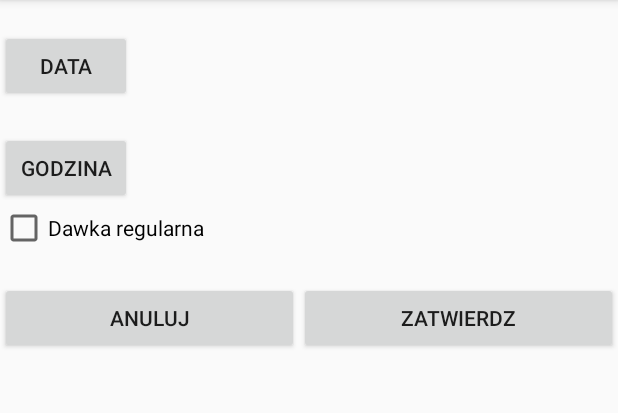
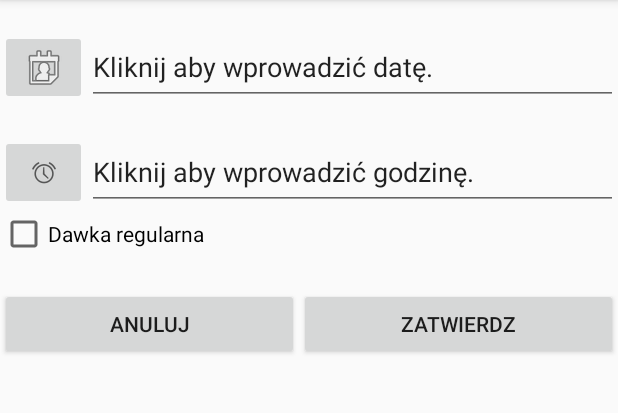
Before and after one commit to SmartUS-KNI/WirtualnaApteczka, an Android app: the AddNewDoseActivity screen opened directly, with no data from a screen before it, on a phone screen of 412 x 824 dp, the part 84-497 px from its top. Run offline under Robolectric (Android 15) with nearby library versions, the phone set to English and light mode, and no system bars; libraries missing offline, so code that uses them is left out: org.greenrobot.greendao; 1 statement that could not run was skipped.

Commit message:
Amendments Added: -> strings to strings.xml because I edited layouts. Edited: -> I changed buttons to ImageButtons. -> I changed textViews to EditTexts. Deleted:

```diff
--- a/app/src/main/java/smartcity/kni/wirtualnaapteczka/AddNewDoseActivity.java
+++ b/app/src/main/java/smartcity/kni/wirtualnaapteczka/AddNewDoseActivity.java
@@ -10,15 +10,13 @@ import android.widget.Button;
 import android.widget.CheckBox;
 import android.widget.CompoundButton;
 import android.widget.DatePicker;
+import android.widget.EditText;
+import android.widget.ImageButton;
 import android.widget.LinearLayout;
-import android.widget.TextView;
 import android.widget.TimePicker;
 
 import java.util.Calendar;
 import java.util.Date;
-
-import smartcity.kni.wirtualnaapteczka.Medicine;
-import smartcity.kni.wirtualnaapteczka.Dose;
 
 import smartcity.kni.wirtualnaapteczka.net.database.SQLiteDatabaseHelper;
 
@@ -39,8 +37,9 @@ public class AddNewDoseActivity extends AppCompatActivity {
     /*** we have to add this data to does in our databases.*/
     java.util.Date date = new Date();
 
-    TextView dataTextView;
-    TextView hourTextView;
+
+    EditText dateEditText;
+    EditText timeEditText;
 
     @Override
     protected void onCreate(Bundle savedInstanceState) {
@@ -51,12 +50,16 @@ public class AddNewDoseActivity extends AppCompatActivity {
 
         setContentView(R.layout.activity_add_new_dose);
 
-        Button dataButton = (Button) findViewById(R.id.add_data_button);
-        Button hourButton = (Button) findViewById(R.id.add_hour_button);
+        ImageButton dataButton = (ImageButton) findViewById(R.id.add_data_button);
+        ImageButton hourButton = (ImageButton) findViewById(R.id.add_hour_button);
         Button confirmButton = (Button) findViewById(R.id.confirm_button);
 
-        dataTextView = (TextView) findViewById(R.id.data_textView);
-        hourTextView = (TextView) findViewById(R.id.hour_textView);
+        dateEditText = (EditText) findViewById(R.id.date_EditText);
+        dateEditText.setFocusable(false);
+
+        timeEditText = (EditText) findViewById(R.id.timeEditText);
+        timeEditText.setFocusable(false);
+
         final LinearLayout adjustContainer = (LinearLayout) findViewById(R.id.adjust_Container);
 
         CheckBox adjustCheckBox = (CheckBox)findViewById(R.id.adjust_CheckBox);
@@ -72,6 +75,19 @@ public class AddNewDoseActivity extends AppCompatActivity {
             }
         });
 
+        timeEditText.setOnClickListener(new View.OnClickListener() {
+            @Override
+            public void onClick(View view) {
+                showDialog(dialogType.TIME.value);
+            }
+        });
+
+        dateEditText.setOnClickListener(new View.OnClickListener() {
+            @Override
+            public void onClick(View view) {
+                showDialog(dialogType.CALENDAR.value);
+            }
+        });
 
         dataButton.setOnClickListener(new View.OnClickListener() {
             @Override
@@ -99,20 +115,20 @@ public class AddNewDoseActivity extends AppCompatActivity {
     @Override
     protected Dialog onCreateDialog(int id){
         if(id == dialogType.CALENDAR.value){
-            return new DatePickerDialog(this, dpickerlistner,cal.get(Calendar.YEAR), cal.get(Calendar.MONTH),cal.get(Calendar.DAY_OF_MONTH));
+            return new DatePickerDialog(this, dPickerListener,cal.get(Calendar.YEAR), cal.get(Calendar.MONTH),cal.get(Calendar.DAY_OF_MONTH));
         } if(id == dialogType.TIME.value){
             return new TimePickerDialog(this,tPickerListener,cal.get(Calendar.HOUR_OF_DAY),cal.get(Calendar.MINUTE),true);
         }
         return null;
     }
-    private DatePickerDialog.OnDateSetListener dpickerlistner = new DatePickerDialog.OnDateSetListener() {
+    private DatePickerDialog.OnDateSetListener dPickerListener = new DatePickerDialog.OnDateSetListener() {
         @Override
         public void onDateSet(DatePicker datePicker, int i, int i1, int i2) {
 
             date.setDate(i2);
             date.setYear(i);
             date.setMonth(i1+1);
-            dataTextView.setText(date.getYear() + " / " + date.getMonth() + " / " + date.getDate());
+            dateEditText.setText(date.getYear() + " / " + date.getMonth() + " / " + date.getDate());
         }
     };
 
@@ -121,7 +137,7 @@ public class AddNewDoseActivity extends AppCompatActivity {
         public void onTimeSet(TimePicker timePicker, int i, int i1) {
             date.setHours(i);
             date.setMinutes(i1);
-            hourTextView.setText(date.getHours() + " : " + date.getMinutes());
+            timeEditText.setText(date.getHours() + " : " + date.getMinutes());
         }
     };
 }
--- a/app/src/main/res/layout/activity_add_new_dose.xml
+++ b/app/src/main/res/layout/activity_add_new_dose.xml
@@ -22,17 +22,18 @@
             android:layout_height="wrap_content"
             android:orientation="horizontal">
 
-            <Button
+            <ImageButton
                 android:id="@+id/add_data_button"
-                android:layout_width="wrap_content"
-                android:layout_height="wrap_content"
-                android:text="@string/data" />
+                android:layout_width="58dp"
+                android:layout_height="50dp"
+                app:srcCompat="@android:drawable/ic_menu_my_calendar" />
 
-            <TextView
-                android:id="@+id/data_textView"
-                android:layout_width="wrap_content"
-                android:layout_height="wrap_content"
-                android:layout_weight="1" />
+            <EditText
+                android:id="@+id/date_EditText"
+                android:layout_width="match_parent"
+                android:layout_height="match_parent"
+                android:inputType="date"
+                android:text="@string/add_date" />
 
         </LinearLayout>
 
@@ -43,17 +44,18 @@
             android:layout_height="wrap_content"
             android:orientation="horizontal">
 
-            <Button
+            <ImageButton
                 android:id="@+id/add_hour_button"
-                android:layout_width="wrap_content"
-                android:layout_height="wrap_content"
-                android:text="@string/hour" />
+                android:layout_width="58dp"
+                android:layout_height="50dp"
+                app:srcCompat="@android:drawable/ic_lock_idle_alarm" />
 
-            <TextView
-                android:id="@+id/hour_textView"
-                android:layout_width="wrap_content"
-                android:layout_height="wrap_content"
-                android:layout_weight="1" />
+            <EditText
+                android:id="@+id/timeEditText"
+                android:layout_width="match_parent"
+                android:layout_height="match_parent"
+                android:inputType="time"
+                android:text="@string/add_time" />
 
         </LinearLayout>
 
--- a/app/src/main/res/values/strings.xml
+++ b/app/src/main/res/values/strings.xml
@@ -42,5 +42,7 @@
     <string name="cancel">Anuluj</string>
     <string name="adjust">Dostosuj</string>
     <string name="regular_dosage">Dawka regularna</string>
+    <string name="add_date">Kliknij aby wprowadzić datę.</string>
+    <string name="add_time">Kliknij aby wprowadzić godzinę.</string>
 
 </resources>
```
